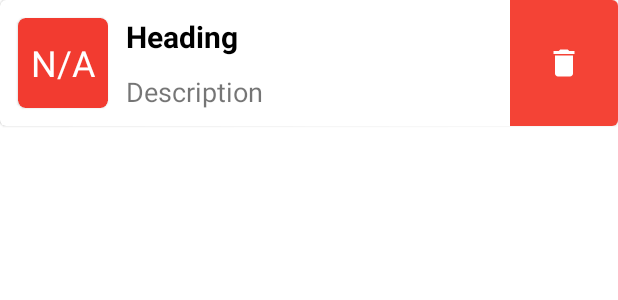
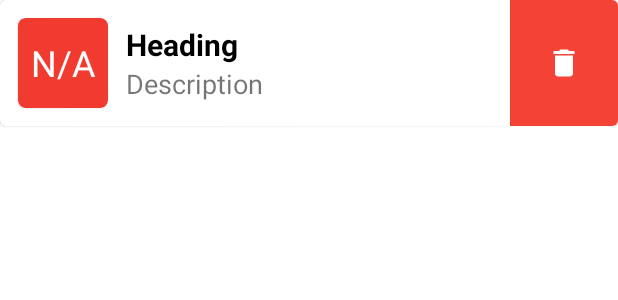
Before and after one commit to ScienceStudentSuccessCentre/SSSC-Android-app, an Android app: the layout list_item.xml on its own in the app's theme, with its tools: preview values and no code run, on a phone screen of 412 x 824 dp. Shown: the top 300 px of the screen. Run offline under Robolectric (Android 15) with nearby library versions, the phone set to English and light mode, and no system bars.

Commit message:
Fix small ui issues and add validation to email info

```diff
--- a/app/src/main/java/ghelani/kshamina/sssc_android_app/ui/grades/terms/assignments/AssignmentViewModel.java
+++ b/app/src/main/java/ghelani/kshamina/sssc_android_app/ui/grades/terms/assignments/AssignmentViewModel.java
@@ -1,6 +1,7 @@
 package ghelani.kshamina.sssc_android_app.ui.grades.terms.assignments;
 
 import android.os.AsyncTask;
+import android.text.SpannableString;
 
 import androidx.fragment.app.Fragment;
 import androidx.hilt.Assisted;
@@ -94,7 +95,7 @@ public class AssignmentViewModel extends ViewModel {
 
     private ListItem createListItem(AssignmentWithWeight assignment) {
         int percentage = (int) ((assignment.getAssignment().assignmentGradeEarned / assignment.getAssignment().assignmentGradeTotal) * 100);
-        return new ListItem(assignment.getAssignment().assignmentId, Grading.gradeToLetter.floorEntry(percentage).getValue(),
+        return new ListItem(assignment.getAssignment().assignmentId, new SpannableString(Grading.gradeToLetter.floorEntry(percentage).getValue()),
                 assignment.getAssignment().assignmentName, percentage + "%",
                 deleteMode, new EventListener.ListItemEventListener() {
             @Override
--- a/app/src/main/java/ghelani/kshamina/sssc_android_app/ui/grades/terms/course_list/CoursesViewModel.java
+++ b/app/src/main/java/ghelani/kshamina/sssc_android_app/ui/grades/terms/course_list/CoursesViewModel.java
@@ -1,4 +1,6 @@
 package ghelani.kshamina.sssc_android_app.ui.grades.terms.course_list;
+
+import android.text.SpannableString;
 
 import androidx.fragment.app.Fragment;
 import androidx.hilt.Assisted;
@@ -81,7 +83,7 @@ public class CoursesViewModel extends ViewModel {
     }
 
     private DiffItem createListItem(CourseEntity course) {
-        return new ListItem(course.courseId, course.courseFinalGrade, course.courseCode, course.courseName, isDeleteMode, new EventListener.ListItemEventListener() {
+        return new ListItem(course.courseId, new SpannableString(course.courseFinalGrade), course.courseCode, course.courseName, isDeleteMode, new EventListener.ListItemEventListener() {
             @Override
             public void onItemClicked(String id) {
                 navigationEvent.setValue(AssignmentListFragment.newInstance(id));
--- a/app/src/main/java/ghelani/kshamina/sssc_android_app/ui/grades/terms/terms_list/TermsViewModel.java
+++ b/app/src/main/java/ghelani/kshamina/sssc_android_app/ui/grades/terms/terms_list/TermsViewModel.java
@@ -1,4 +1,6 @@
 package ghelani.kshamina.sssc_android_app.ui.grades.terms.terms_list;
+
+import android.text.SpannableString;
 
 import androidx.hilt.Assisted;
 import androidx.hilt.lifecycle.ViewModelInject;
@@ -72,7 +74,7 @@ public class TermsViewModel extends ViewModel {
     }
 
     private ListItem createListItem(TermEntity term) {
-        return new ListItem(term.getTermId(), term.asShortString(), "", term.toString(), isDeleteMode, new EventListener.ListItemEventListener() {
+        return new ListItem(term.getTermId(), new SpannableString(term.asShortString()), "", term.toString(), isDeleteMode, new EventListener.ListItemEventListener() {
             @Override
             public void onItemClicked(String id) {
                 termDao.getTermById(id)
--- a/app/src/main/java/ghelani/kshamina/sssc_android_app/ui/utils/list/adapterdelegates/ListAdapterDelegate.java
+++ b/app/src/main/java/ghelani/kshamina/sssc_android_app/ui/utils/list/adapterdelegates/ListAdapterDelegate.java
@@ -47,7 +47,7 @@ public class ListAdapterDelegate extends AdapterDelegate<List<DiffItem>> {
         listViewHolder.itemCard.setOnLongClickListener(v -> item.getClickListener().onItemLongClicked(position));
         listViewHolder.deleteIcon.setOnClickListener(v -> item.getClickListener().deleteItem(position));
         listViewHolder.deleteIcon.setVisibility(item.isDeleteIconVisible() ? View.VISIBLE : View.GONE);
-        listViewHolder.shortForm.setText((item.getShortFormText() == null || item.getShortFormText().isEmpty()) ? "N/A" : item.getShortFormText());
+        listViewHolder.shortForm.setText((item.getShortFormText() == null || item.getShortFormText().toString().isEmpty()) ? "N/A" : item.getShortFormText());
         listViewHolder.description.setText(item.getDescriptionText());
         listViewHolder.heading.setText(item.getHeaderText());
         listViewHolder.heading.setVisibility(item.getHeaderText().isEmpty() ? View.GONE : View.VISIBLE);
--- a/app/src/main/res/layout/dialog_student_information.xml
+++ b/app/src/main/res/layout/dialog_student_information.xml
@@ -53,7 +53,7 @@
                 android:id="@+id/inputEmail"
                 android:layout_width="match_parent"
                 android:layout_height="wrap_content"
-                android:hint="example@cmail.carleton.ca"
+                android:hint="Carleton Email"
                 android:imeOptions="actionDone"
                 android:inputType="textEmailAddress" />
         </com.google.android.material.textfield.TextInputLayout>
--- a/app/src/main/res/layout/input_item.xml
+++ b/app/src/main/res/layout/input_item.xml
@@ -42,12 +42,14 @@
 
         <EditText
             android:id="@+id/userInputField"
-            android:layout_width="match_parent"
+            android:layout_width="0dp"
             android:layout_height="wrap_content"
             android:layout_marginStart="16dp"
             android:background="@null"
             android:hint="Operating Systems"
             android:textAlignment="viewEnd"
+            android:clickable="false"
+            app:layout_constraintStart_toEndOf="@id/inputPrompt"
             app:layout_constraintBottom_toBottomOf="parent"
             app:layout_constraintEnd_toEndOf="parent"
             app:layout_constraintTop_toTopOf="parent" />
--- a/app/src/main/res/layout/list_item.xml
+++ b/app/src/main/res/layout/list_item.xml
@@ -38,29 +38,35 @@
 
         </com.google.android.material.card.MaterialCardView>
 
+        <LinearLayout
+            android:layout_margin="12dp"
+            android:id="@+id/listItemContent"
+            android:layout_width="wrap_content"
+            android:layout_height="match_parent"
+            android:orientation="vertical"
+            app:layout_constraintStart_toEndOf="@+id/termCard"
+            app:layout_constraintTop_toTopOf="parent"
+            app:layout_constraintBottom_toBottomOf="parent">
+
             <TextView
                 android:id="@+id/heading"
                 android:layout_width="wrap_content"
                 android:layout_height="wrap_content"
-            android:layout_marginStart="12dp"
                 android:text=""
                 android:textAlignment="center"
                 android:textColor="@android:color/black"
                 android:textSize="20sp"
                 android:textStyle="bold"
-            app:layout_constraintBottom_toTopOf="@id/description"
                 app:layout_constraintStart_toEndOf="@+id/termCard"
                 app:layout_constraintTop_toTopOf="parent"
                 tools:text="Heading" />
 
             <TextView
                 android:id="@+id/description"
-            android:layout_width="0dp"
+                android:layout_width="wrap_content"
                 android:layout_height="wrap_content"
-            android:layout_marginStart="12dp"
                 android:ellipsize="end"
                 android:singleLine="true"
-            android:text=""
                 android:textAlignment="viewStart"
                 android:textSize="18sp"
                 app:layout_constraintBottom_toBottomOf="parent"
@@ -68,6 +74,9 @@
                 app:layout_constraintStart_toEndOf="@+id/termCard"
                 app:layout_constraintTop_toBottomOf="@id/heading"
                 tools:text="Description" />
+
+        </LinearLayout>
+
 
         <ImageView
             android:id="@+id/deleteButton"
```
Also changed, not shown: app/src/main/java/ghelani/kshamina/sssc_android_app/ui/email_dialog/EmailBuilder.java (+52 -19 lines), app/src/main/java/ghelani/kshamina/sssc_android_app/ui/event/EventListViewModel.java (+8 -1 lines), app/src/main/java/ghelani/kshamina/sssc_android_app/ui/utils/list/adapterdelegates/InputWeightFormAdapterDelegate.java (+31 -7 lines), app/src/main/java/ghelani/kshamina/sssc_android_app/ui/utils/list/model/ListItem.java (+6 -4 lines). Lines whose indentation alone changed are shown as unchanged.
